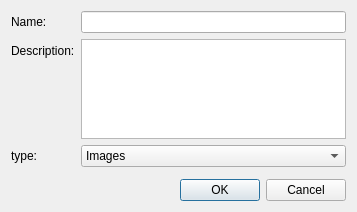
The window that view/forms/dataset_form/base_dataset_form.ui (haruiz/CvStudio) describes before a commit, drawn with Qt 5.
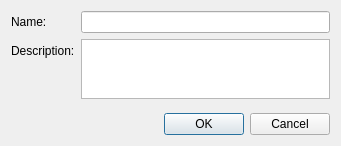
The same window after the commit.

Commit message: images actions were added to the gallery

Diff of the .ui file:
```diff
--- a/view/forms/dataset_form/base_dataset_form.ui
+++ b/view/forms/dataset_form/base_dataset_form.ui
@@ -6,8 +6,8 @@
    <rect>
     <x>0</x>
     <y>0</y>
-    <width>357</width>
-    <height>212</height>
+    <width>341</width>
+    <height>146</height>
    </rect>
   </property>
   <property name="windowTitle">
@@ -44,38 +44,17 @@
        <property name="minimumSize">
         <size>
          <width>0</width>
-         <height>100</height>
+         <height>60</height>
         </size>
        </property>
        <property name="maximumSize">
         <size>
          <width>16777215</width>
-         <height>100</height>
+         <height>50</height>
         </size>
        </property>
       </widget>
      </item>
-     <item row="2" column="0">
-      <widget class="QLabel" name="typeLabel">
-       <property name="text">
-        <string>type:</string>
-       </property>
-      </widget>
-     </item>
-     <item row="2" column="1">
-      <widget class="QComboBox" name="typeComboBox">
-       <item>
-        <property name="text">
-         <string>Images</string>
-        </property>
-       </item>
-       <item>
-        <property name="text">
-         <string>Videos</string>
-        </property>
-       </item>
-      </widget>
-     </item>
     </layout>
    </item>
    <item>
```
The commit also changes 12 other files.
